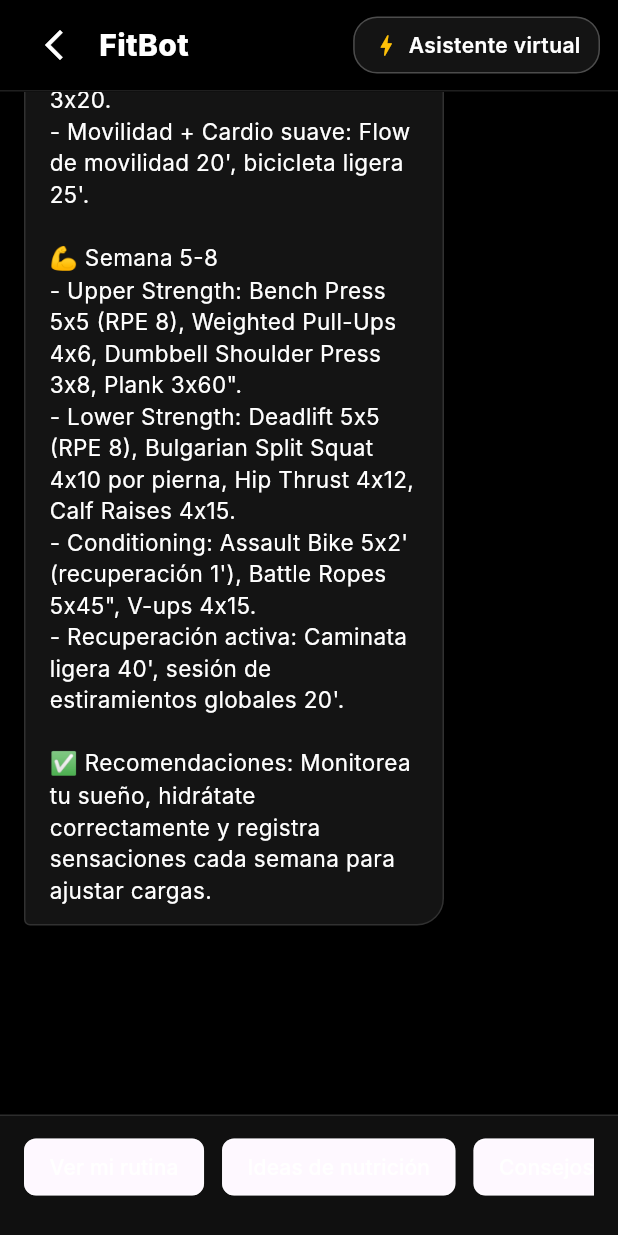
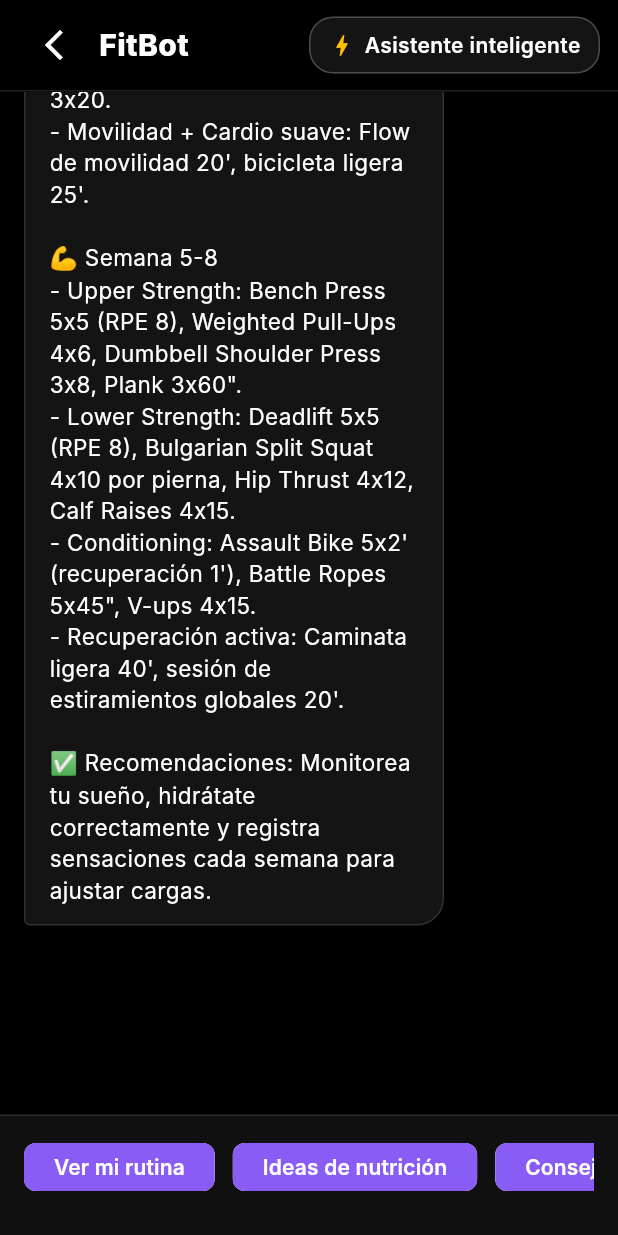
Before and after one commit to FitSense-Emergentes-14653/Fitsense-Mobile-App, a Flutter app: the AthleteChatbotScreen widget shown alone on an empty page, opened directly, after a tap on "Ver mi rutina", on a phone screen of 412 x 824 dp. Run offline on Flutter 3.47's test engine with Material 3 defaults, Android fonts, the phone set to English and light mode, and no system bars; our stand-ins replace shared_preferences; accounts and stored records are empty; Roboto replaces fonts that are missing (Inter).

Commit message:
Update athlete_chatbot_screen.dart

```diff
--- a/lib/features/auth/presentation/chatbot/athlete_chatbot_screen.dart
+++ b/lib/features/auth/presentation/chatbot/athlete_chatbot_screen.dart
@@ -144,7 +144,7 @@ class _AthleteChatbotScreenState extends State<AthleteChatbotScreen> {
                         Icon(Icons.bolt, color: Colors.amber, size: 18),
                         SizedBox(width: 6),
                         Text(
-                          'Asistente virtual',
+                          'Asistente inteligente',
                           style: TextStyle(
                             color: Colors.white,
                             fontWeight: FontWeight.w600,
@@ -225,9 +225,14 @@ class _AthleteChatbotScreenState extends State<AthleteChatbotScreen> {
                         final prompt = _quickPrompts[index];
                         return ActionChip(
                           label: Text(prompt.label),
-                          backgroundColor: Colors.white.withOpacity(0.08),
-                          labelStyle: const TextStyle(color: Colors.white),
-                          side: const BorderSide(color: Colors.white24),
+                          backgroundColor: const Color(0xFF8A5CF6), // Color morado más visible
+                          labelStyle: const TextStyle(
+                            color: Colors.white,
+                            fontWeight: FontWeight.w600,
+                          ),
+                          side: BorderSide.none,
+                          elevation: 2,
+                          padding: const EdgeInsets.symmetric(horizontal: 12, vertical: 4),
                           onPressed: () => _dispatchMessage(prompt.message),
                         );
                       },
```
